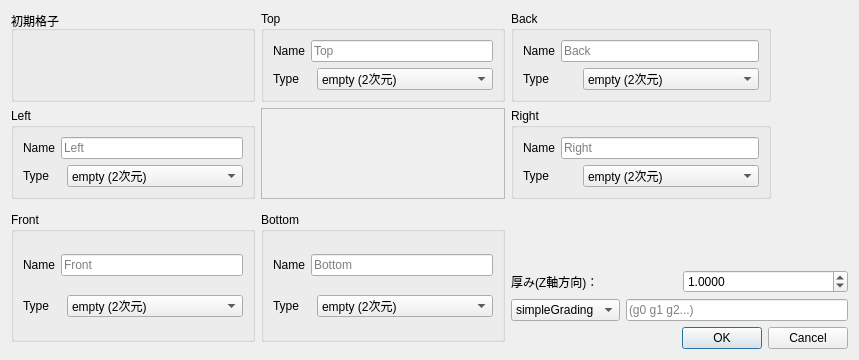
Before: the Qt Designer form src/CBoxDefineDialog.ui in hal1437/BlockMaker, drawn with Qt 5.
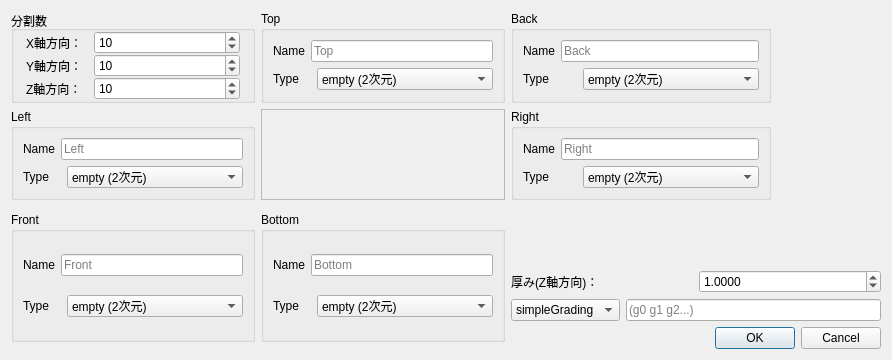
After: the same form once the commit is applied.

Commit message: CBlockに分割数の定義を追加、CBLockExportDialogのデザインも修正

```diff
--- a/src/CBoxDefineDialog.ui
+++ b/src/CBoxDefineDialog.ui
@@ -6,7 +6,7 @@
    <rect>
     <x>0</x>
     <y>0</y>
-    <width>859</width>
+    <width>892</width>
     <height>360</height>
    </rect>
   </property>
@@ -260,8 +260,115 @@
         </size>
        </property>
        <property name="title">
-        <string>初期格子</string>
+        <string>分割数</string>
        </property>
+       <layout class="QGridLayout" name="gridLayout_8">
+        <property name="leftMargin">
+         <number>12</number>
+        </property>
+        <property name="topMargin">
+         <number>0</number>
+        </property>
+        <property name="rightMargin">
+         <number>12</number>
+        </property>
+        <property name="bottomMargin">
+         <number>0</number>
+        </property>
+        <property name="horizontalSpacing">
+         <number>12</number>
+        </property>
+        <property name="verticalSpacing">
+         <number>0</number>
+        </property>
+        <item row="0" column="1">
+         <widget class="QSpinBox" name="XspinBox">
+          <property name="minimum">
+           <number>1</number>
+          </property>
+          <property name="maximum">
+           <number>1000000</number>
+          </property>
+          <property name="value">
+           <number>10</number>
+          </property>
+         </widget>
+        </item>
+        <item row="1" column="0">
+         <widget class="QLabel" name="label_4">
+          <property name="sizePolicy">
+           <sizepolicy hsizetype="Maximum" vsizetype="Preferred">
+            <horstretch>0</horstretch>
+            <verstretch>0</verstretch>
+           </sizepolicy>
+          </property>
+          <property name="text">
+           <string>Y軸方向：</string>
+          </property>
+          <property name="alignment">
+           <set>Qt::AlignLeading|Qt::AlignLeft|Qt::AlignVCenter</set>
+          </property>
+         </widget>
+        </item>
+        <item row="1" column="1">
+         <widget class="QSpinBox" name="YspinBox">
+          <property name="minimum">
+           <number>1</number>
+          </property>
+          <property name="maximum">
+           <number>1000000</number>
+          </property>
+          <property name="value">
+           <number>10</number>
+          </property>
+         </widget>
+        </item>
+        <item row="2" column="0">
+         <widget class="QLabel" name="label">
+          <property name="sizePolicy">
+           <sizepolicy hsizetype="Maximum" vsizetype="Preferred">
+            <horstretch>0</horstretch>
+            <verstretch>0</verstretch>
+           </sizepolicy>
+          </property>
+          <property name="text">
+           <string>Z軸方向：</string>
+          </property>
+          <property name="alignment">
+           <set>Qt::AlignLeading|Qt::AlignLeft|Qt::AlignVCenter</set>
+          </property>
+         </widget>
+        </item>
+        <item row="2" column="1">
+         <widget class="QSpinBox" name="ZspinBox">
+          <property name="minimum">
+           <number>1</number>
+          </property>
+          <property name="maximum">
+           <number>1000000</number>
+          </property>
+          <property name="value">
+           <number>10</number>
+          </property>
+         </widget>
+        </item>
+        <item row="0" column="0">
+         <widget class="QLabel" name="label_3">
+          <property name="sizePolicy">
+           <sizepolicy hsizetype="Maximum" vsizetype="Preferred">
+            <horstretch>0</horstretch>
+            <verstretch>0</verstretch>
+           </sizepolicy>
+          </property>
+          <property name="text">
+           <string>X軸方向：</string>
+          </property>
+          <property name="alignment">
+           <set>Qt::AlignLeading|Qt::AlignLeft|Qt::AlignVCenter</set>
+          </property>
+         </widget>
+        </item>
+       </layout>
       </widget>
      </item>
      <item row="4" column="2">
```
The commit also changes 3 other files.
